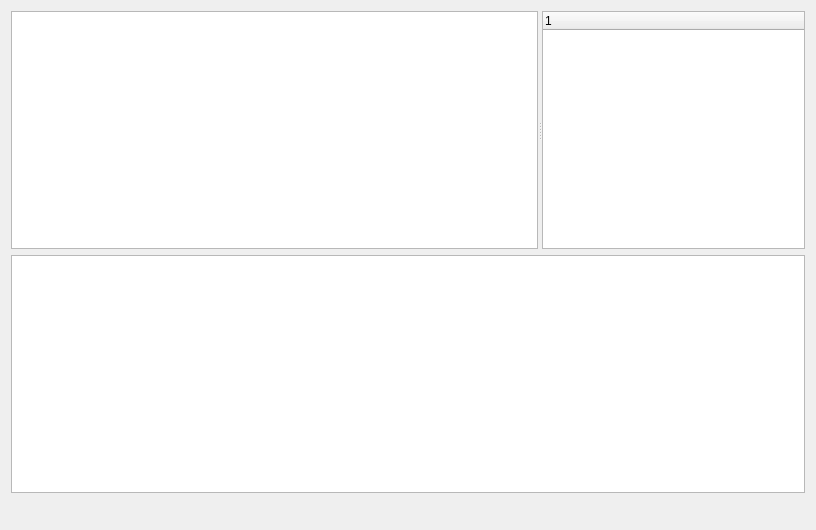
Above: ui/HUBWindow.ui from apavelm/stildcpp before the change. Below: the same form after it.
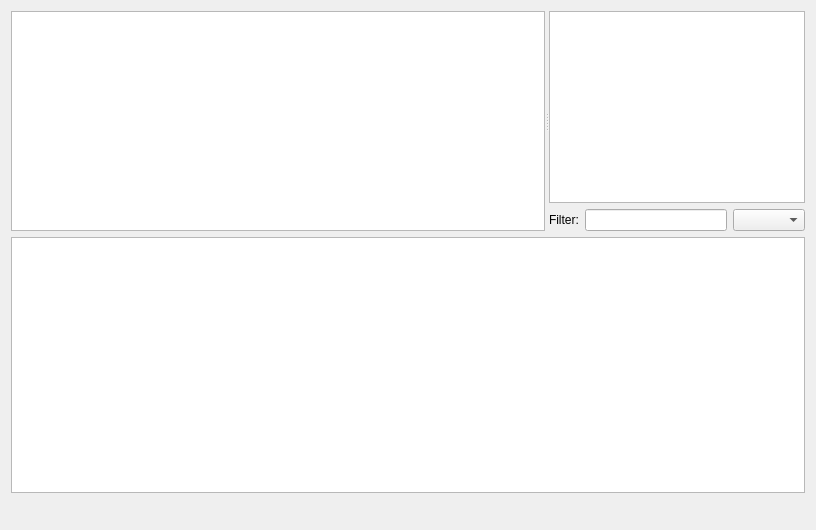
That is the form after the change. Custom widgets are drawn as their Qt base class.

Commit message: Userlist has been reimplemented Enabled sorting and filtering

What changed in the file:
```diff
--- a/ui/HUBWindow.ui
+++ b/ui/HUBWindow.ui
@@ -12,12 +12,6 @@
   <layout class="QGridLayout" >
    <item row="0" column="0" >
     <widget class="QSplitter" name="splitter" >
-     <property name="sizePolicy" >
-      <sizepolicy vsizetype="Expanding" hsizetype="Expanding" >
-       <horstretch>0</horstretch>
-       <verstretch>0</verstretch>
-      </sizepolicy>
-     </property>
      <property name="orientation" >
       <enum>Qt::Horizontal</enum>
      </property>
@@ -41,27 +35,29 @@
        <set>Qt::LinksAccessibleByMouse|Qt::NoTextInteraction|Qt::TextSelectableByMouse</set>
       </property>
      </widget>
-     <widget class="QTreeWidget" name="userlist" >
-      <property name="sizePolicy" >
-       <sizepolicy vsizetype="Expanding" hsizetype="Preferred" >
-        <horstretch>1</horstretch>
-        <verstretch>0</verstretch>
-       </sizepolicy>
-      </property>
-      <property name="alternatingRowColors" >
-       <bool>true</bool>
-      </property>
-      <property name="rootIsDecorated" >
-       <bool>false</bool>
-      </property>
-      <property name="itemsExpandable" >
-       <bool>false</bool>
-      </property>
-      <column>
-       <property name="text" >
-        <string>1</string>
-       </property>
-      </column>
+     <widget class="QWidget" name="layoutWidget" >
+      <layout class="QVBoxLayout" >
+       <item>
+        <widget class="QTreeView" name="userListView" />
+       </item>
+       <item>
+        <layout class="QHBoxLayout" >
+         <item>
+          <widget class="QLabel" name="label" >
+           <property name="text" >
+            <string>Filter:</string>
+           </property>
+          </widget>
+         </item>
+         <item>
+          <widget class="QLineEdit" name="filterLine" />
+         </item>
+         <item>
+          <widget class="QComboBox" name="criteriaSortBox" />
+         </item>
+        </layout>
+       </item>
+      </layout>
      </widget>
     </widget>
    </item>
```
Left out of the diff: 3 changed lines with no effect on the pictures. The commit also changes 7 other files.
